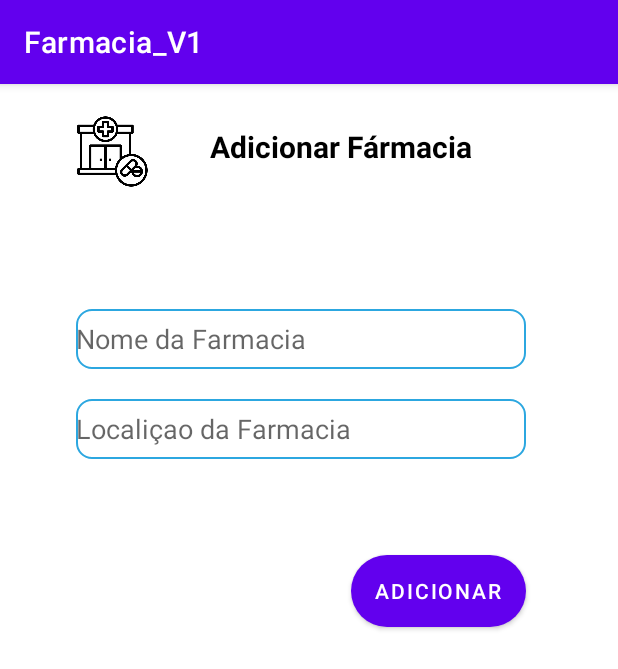
After one commit to adilsonlima1997/TFCAPP, an Android app: the Add_Farmacias_Activity screen opened directly, with no data from a screen before it, on a phone screen of 412 x 824 dp. The commit adds this screen. Shown: the top 669 px of the screen. Run offline under Robolectric (Android 15) with nearby library versions, the phone set to English and light mode, and no system bars.

Commit message:
Atualizado em 20/05/2022 19:49

```diff
--- a/app/src/main/AndroidManifest.xml
+++ b/app/src/main/AndroidManifest.xml
@@ -9,6 +9,9 @@
         android:roundIcon="@mipmap/ic_launcher_round"
         android:supportsRtl="true"
         android:theme="@style/Theme.Farmacia_V1">
+        <activity
+            android:name=".Add_Farmacias_Activity"
+            android:exported="false" />
         <activity
             android:name=".FarmaciasActivity"
             android:exported="false" />
--- /dev/null
+++ b/app/src/main/java/com/example/farmacia_v1/Add_Farmacias_Activity.java
@@ -0,0 +1,39 @@
+package com.example.farmacia_v1;
+
+import androidx.appcompat.app.AppCompatActivity;
+import androidx.recyclerview.widget.RecyclerView;
+
+import android.os.Bundle;
+import android.view.View;
+import android.widget.Button;
+import android.widget.EditText;
+
+import com.google.android.material.floatingactionbutton.FloatingActionButton;
+
+import Base_dados.DBFarmacias;
+
+public class Add_Farmacias_Activity extends AppCompatActivity {
+
+    EditText name_farmacia, Local_farmacia;
+    Button add_farmacia;
+
+    @Override
+    protected void onCreate(Bundle savedInstanceState) {
+        super.onCreate(savedInstanceState);
+        setContentView(R.layout.activity_add_farmacias);
+
+        name_farmacia = findViewById(R.id.nome_farmacia);
+        Local_farmacia = findViewById(R.id.localizaco_farmacia);
+        add_farmacia = findViewById(R.id.save_bttn);
+
+        //Esta função terá a responsabilidade de adicionar os dados na base de dados
+        add_farmacia.setOnClickListener(new View.OnClickListener() {
+            @Override
+            public void onClick(View view) {
+                DBFarmacias myDB = new DBFarmacias(Add_Farmacias_Activity.this);
+                myDB.addFarmacias1(name_farmacia.getText().toString().trim(), Local_farmacia.getText().toString());
+            }
+        });
+
+    }
+}
--- /dev/null
+++ b/app/src/main/res/layout/activity_add_farmacias.xml
@@ -0,0 +1,76 @@
+<?xml version="1.0" encoding="utf-8"?>
+<androidx.constraintlayout.widget.ConstraintLayout xmlns:android="http://schemas.android.com/apk/res/android"
+    xmlns:app="http://schemas.android.com/apk/res-auto"
+    xmlns:tools="http://schemas.android.com/tools"
+    android:layout_width="match_parent"
+    android:layout_height="match_parent"
+    tools:context=".Add_Farmacias_Activity">
+
+    <ImageView
+        android:id="@+id/imageView4"
+        android:layout_width="50dp"
+        android:layout_height="50dp"
+        android:layout_marginTop="20dp"
+        android:src="@drawable/drugstore"
+        app:layout_constraintEnd_toEndOf="parent"
+        app:layout_constraintHorizontal_bias="0.138"
+        app:layout_constraintStart_toStartOf="parent"
+        app:layout_constraintTop_toTopOf="parent" />
+
+    <TextView
+        android:layout_width="248dp"
+        android:layout_height="39dp"
+        android:layout_marginTop="28dp"
+        android:text="Adicionar Fármacia"
+        android:textAlignment="center"
+        android:textColor="@color/black"
+        android:textSize="20dp"
+        android:textStyle="bold"
+        app:layout_constraintEnd_toEndOf="parent"
+        app:layout_constraintHorizontal_bias="0.625"
+        app:layout_constraintStart_toStartOf="parent"
+        app:layout_constraintTop_toTopOf="parent" />
+
+    <EditText
+        android:id="@+id/nome_farmacia"
+        android:layout_width="300dp"
+        android:layout_height="40dp"
+        android:layout_marginTop="80dp"
+        android:background="@drawable/edit"
+        android:ems="10"
+        android:hint="Nome da Farmacia"
+        android:inputType="textPersonName"
+        app:layout_constraintEnd_toEndOf="parent"
+        app:layout_constraintHorizontal_bias="0.45"
+        app:layout_constraintStart_toStartOf="parent"
+        app:layout_constraintTop_toBottomOf="@+id/imageView4" />
+
+    <EditText
+        android:id="@+id/localizaco_farmacia"
+        android:layout_width="300dp"
+        android:layout_height="40dp"
+        android:layout_marginTop="20dp"
+        android:background="@drawable/edit"
+        android:ems="10"
+        android:hint="Localiçao da Farmacia"
+        android:inputType="textPersonName"
+        app:layout_constraintEnd_toEndOf="parent"
+        app:layout_constraintHorizontal_bias="0.45"
+        app:layout_constraintStart_toStartOf="parent"
+        app:layout_constraintTop_toBottomOf="@+id/nome_farmacia" />
+
+    <Button
+        android:id="@+id/save_bttn"
+        android:layout_width="wrap_content"
+        android:layout_height="wrap_content"
+        android:layout_marginTop="64dp"
+        android:background="@drawable/edit_btn"
+        android:text="Adicionar"
+        app:layout_constraintBottom_toBottomOf="parent"
+        app:layout_constraintEnd_toEndOf="parent"
+        app:layout_constraintHorizontal_bias="0.792"
+        app:layout_constraintStart_toStartOf="parent"
+        app:layout_constraintTop_toBottomOf="@+id/localizaco_farmacia"
+        app:layout_constraintVertical_bias="0.0" />
+
+</androidx.constraintlayout.widget.ConstraintLayout>
--- a/app/src/main/res/layout/activity_home.xml
+++ b/app/src/main/res/layout/activity_home.xml
@@ -70,6 +70,7 @@
                 android:orientation="vertical">
 
                 <ImageView
+                    android:id="@+id/btn_farmacias"
                     android:layout_width="50dp"
                     android:layout_height="50dp"
                     android:src="@drawable/drugstore" />
```
Also changed, not shown: app/src/main/java/Base_dados/DBFarmacias.java (added, +99 -0 lines), app/src/main/java/com/example/farmacia_v1/FarmaciasActivity.java (+19 -0 lines), app/src/main/java/com/example/farmacia_v1/HomeActivity.java (+10 -1 lines), app/src/main/res/layout/recycleview_row_farmacias.xml (deleted, +0 -57 lines).
